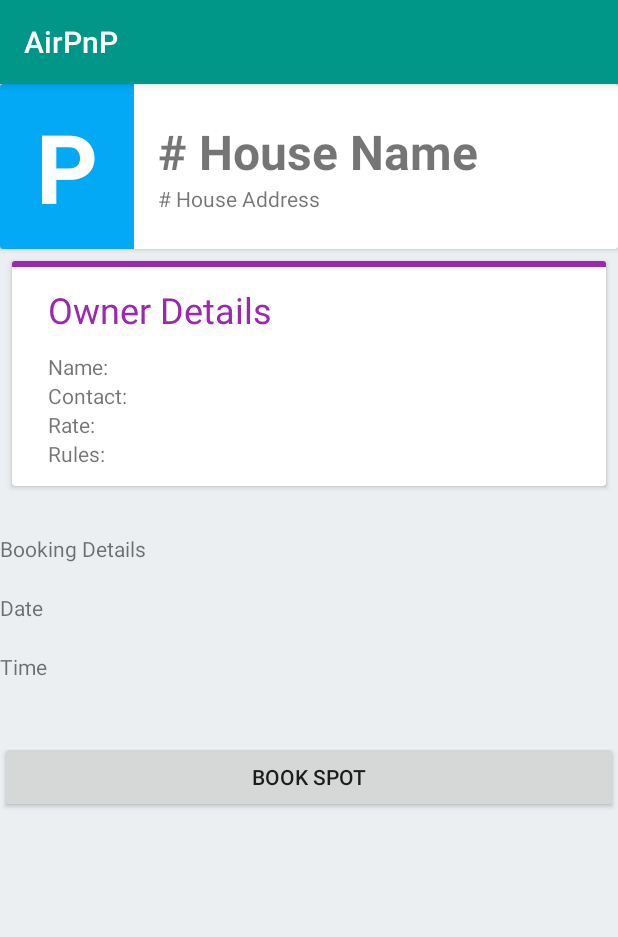
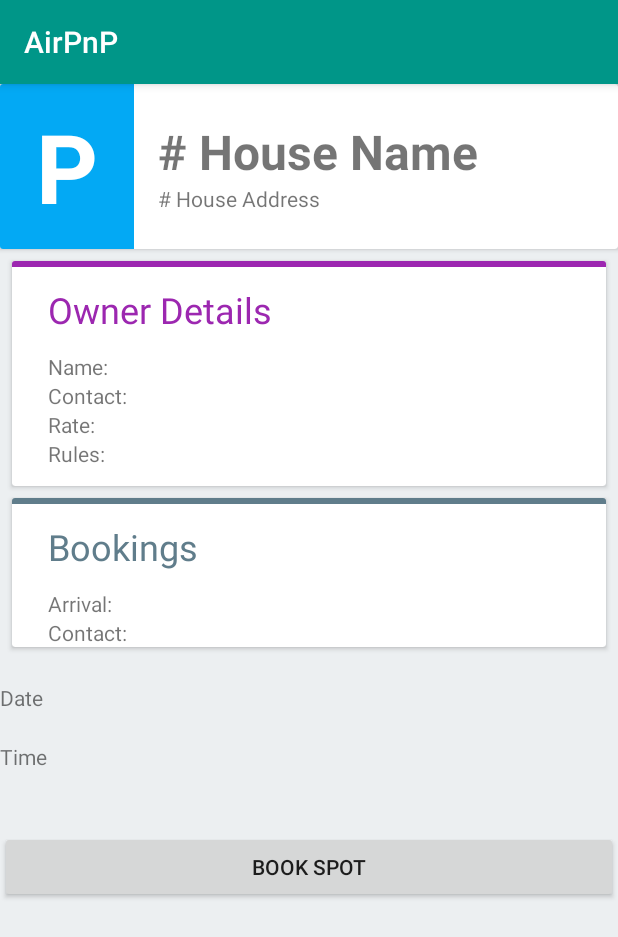
Before and after one commit to Alpha-Rome0/AirPnP, an Android app: the ParkingDetailsActivity screen opened directly, with no data from a screen before it, on a phone screen of 412 x 824 dp. Shown: the top 937 px of the screen. Run offline under Robolectric (Android 15) with nearby library versions, the phone set to English and light mode, and no system bars; our stand-ins replace Volley; network calls fail; 1 statement that could not run was skipped.

```diff
--- a/app/src/main/java/airpnp/pennapps/com/airpnp/ParkingDetailsActivity.java
+++ b/app/src/main/java/airpnp/pennapps/com/airpnp/ParkingDetailsActivity.java
@@ -59,15 +59,16 @@ public class ParkingDetailsActivity extends AppCompatActivity {
                         String ownerLastName=tempJSONObject.getString("lastname");
                         String hourlyRate=tempJSONObject.getString("rate");
                         String phone=tempJSONObject.getString("phone");
-                        TextView textView1=(TextView)findViewById(R.id.textView2);
-                        TextView textView2=(TextView)findViewById(R.id.textView2);
-                        TextView textView3=(TextView)findViewById(R.id.textView3);
-                        textView1.setText(ownerFirstName + " " + ownerLastName);
-                        textView2.setText(hourlyRate);
 
-                        SimpleDateFormat simpleDateFormat = new SimpleDateFormat("MM/dd/yyyy");
-                        Date date=new Date();
-                        textView3.setText(simpleDateFormat.format(date));
+//                        TextView textView1=(TextView)findViewById(R.id.textView2);
+//                        TextView textView2=(TextView)findViewById(R.id.textView2);
+//                        TextView textView3=(TextView)findViewById(R.id.textView3);
+//                        textView1.setText(ownerFirstName + " " + ownerLastName);
+//                        textView2.setText(hourlyRate);
+//
+//                        SimpleDateFormat simpleDateFormat = new SimpleDateFormat("MM/dd/yyyy");
+//                        Date date=new Date();
+//                        textView3.setText(simpleDateFormat.format(date));
                     }
                 }
                 catch(JSONException e)
--- a/app/src/main/res/layout/activity_parking_details.xml
+++ b/app/src/main/res/layout/activity_parking_details.xml
@@ -118,17 +118,45 @@
         android:layout_width="match_parent"
         android:layout_height="wrap_content">
 
+        <LinearLayout
+            android:layout_width="match_parent"
+            android:layout_height="wrap_content"
+            android:orientation="vertical">
 
+            <LinearLayout
+                android:layout_width="match_parent"
+                android:layout_height="wrap_content"
+                android:minHeight="4dp"
+                android:background="#607D8B">
+            </LinearLayout>
+
+            <TextView
+                android:layout_width="match_parent"
+                android:layout_height="wrap_content"
+                android:layout_marginTop="12dp"
+                android:layout_marginBottom="12dp"
+                android:layout_marginStart="24dp"
+                android:text="Bookings"
+                android:textColor="#607D8B"
+                android:textSize="24dp"/>
+
+            <TextView
+                android:layout_width="wrap_content"
+                android:layout_height="wrap_content"
+                android:text="Arrival:"
+                android:id="@+id/tv_date_arrival"
+                android:layout_marginStart="24dp" />
+
+            <TextView
+                android:layout_width="wrap_content"
+                android:layout_height="wrap_content"
+                android:text="Contact:"
+                android:id="@+id/tv_date_departure"
+                android:layout_marginStart="24dp" />
+
+        </LinearLayout>
 
     </android.support.v7.widget.CardView>
-
-    <TextView
-        android:layout_width="wrap_content"
-        android:layout_height="wrap_content"
-        android:text="Booking Details"
-        android:id="@+id/textView4"
-        android:layout_below="@+id/textView3"
-        android:layout_marginTop="20dp" />
 
     <TextView
         android:layout_width="wrap_content"
```
Also changed, not shown: app/src/main/res/layout/activity_register.xml (+24 -0 lines).
